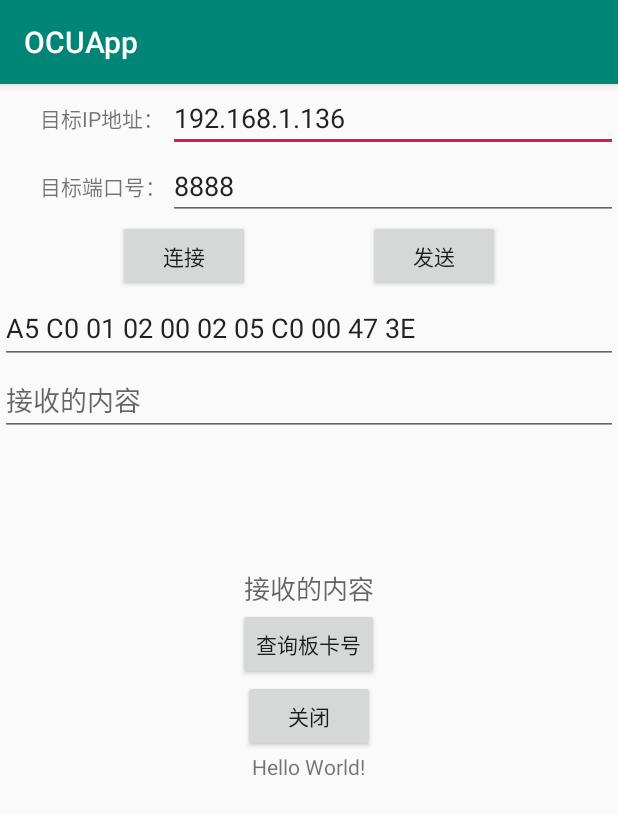
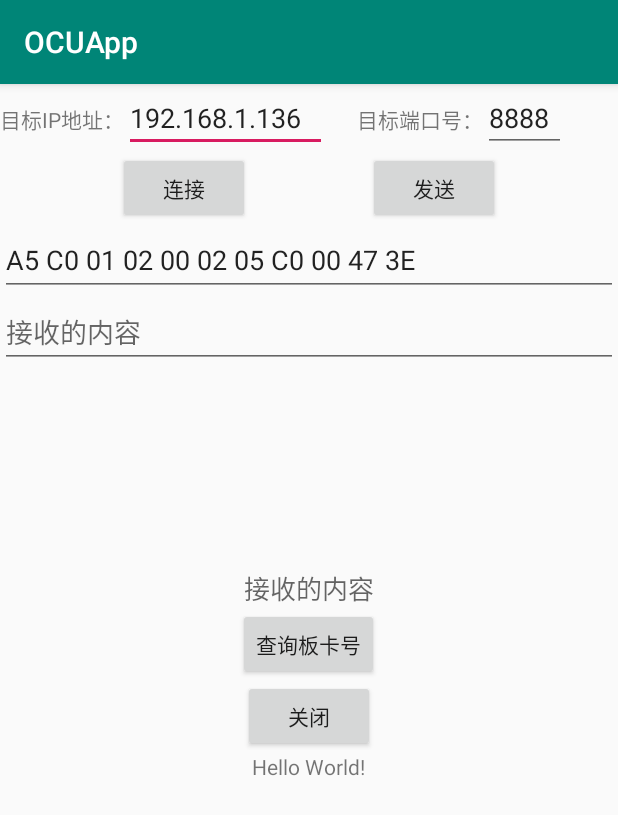
Before and after one commit to beyonne/OCUApp, an Android app: the screen it shows after launch (MainActivity), on a phone screen of 412 x 824 dp. Shown: the top 815 px of the screen. Run offline under Robolectric (Android 15) with nearby library versions, the phone set to English and light mode, and no system bars.

Commit message:
V1.0.0   20190814 １创建空工程，编译成功； ２创建布局文件； ３添加网络通信功能代码； ４增加数据帧解析类及CRC校验类； ５添加网络访问权限； ６依照TK3LX A7主控板通信协议修改解析接口； ７与车体通信成功，查询到版本号； ８优化显示界面，将IP及端口号信息全部显示到一行中；

```diff
--- a/app/src/main/res/layout/activity_main.xml
+++ b/app/src/main/res/layout/activity_main.xml
@@ -8,38 +8,40 @@
 
     <TextView
         android:id="@+id/IP_TextView"
-        android:layout_width="85dp"
+        android:layout_width="wrap_content"
         android:layout_height="wrap_content"
         android:text="目标IP地址："
-        app:layout_constraintRight_toLeftOf="@id/IP_EditText"
-        app:layout_constraintBottom_toBottomOf="@+id/IP_EditText"
-        app:layout_constraintTop_toTopOf="@+id/IP_EditText"
+        app:layout_constraintBaseline_toBaselineOf="@id/IP_EditText"
+        app:layout_constraintStart_toStartOf="parent"
+        />
+
+    <EditText
+        android:id="@+id/IP_EditText"
+        android:layout_width="135dp"
+        android:layout_height="wrap_content"
+        android:text="192.168.1.136"
+        app:layout_constraintTop_toTopOf="parent"
+        app:layout_constraintLeft_toRightOf="@id/IP_TextView"
         />
 
     <TextView
         android:id="@+id/Port_TextView"
-        android:layout_width="85dp"
+        android:layout_width="wrap_content"
         android:layout_height="wrap_content"
         android:text="目标端口号："
-        app:layout_constraintRight_toLeftOf="@id/Port_EditText"
-        app:layout_constraintBottom_toBottomOf="@+id/Port_EditText"
-        app:layout_constraintTop_toTopOf="@+id/Port_EditText"/>
-
-    <EditText
-        android:id="@+id/IP_EditText"
-        android:layout_width="300dp"
-        android:layout_height="wrap_content"
-        android:text="192.168.1.136"
-        app:layout_constraintRight_toRightOf="parent"
-        app:layout_constraintTop_toTopOf="parent"/>
+        android:layout_marginLeft="20dp"
+        app:layout_constraintBaseline_toBaselineOf="@id/IP_EditText"
+        app:layout_constraintLeft_toRightOf="@id/IP_EditText"
+        />
 
     <EditText
         android:id="@+id/Port_EditText"
-        android:layout_width="300dp"
+        android:layout_width="55dp"
         android:layout_height="wrap_content"
         android:text="8888"
-        app:layout_constraintRight_toRightOf="parent"
-        app:layout_constraintTop_toBottomOf="@+id/IP_EditText"/>
+        app:layout_constraintTop_toTopOf="parent"
+        app:layout_constraintLeft_toRightOf="@id/Port_TextView"
+        />
 
     <Button
         android:id="@+id/ConnectBtn"
```
Also changed, not shown: 1 other file.
